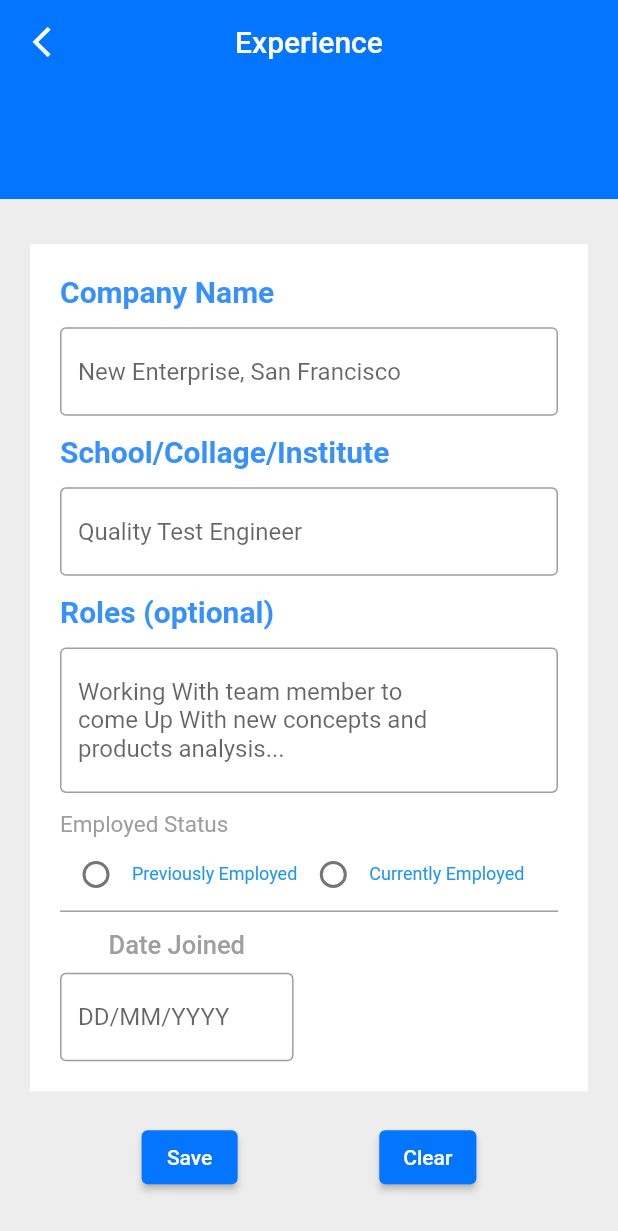
After one commit to janvivekariya/resumebuilder, a Flutter app: the Experience_Screen screen opened by its route, on a phone screen of 412 x 824 dp. The commit adds this screen. Shown: the top 1231 px of the screen. Run offline on Flutter 3.47's test engine with Material 2 defaults, Android fonts, the phone set to English and light mode, and no system bars; our stand-ins replace flutter_screenutil, get, image_picker.

Commit message:
new commit

```diff
--- a/lib/Controller/VariableController/VariableController.dart
+++ b/lib/Controller/VariableController/VariableController.dart
@@ -22,8 +22,19 @@ class VariableController extends GetxController {
   bool gujratiCheckBox = false;
   String? nationality;
 
-   String? course;
-   String? collage;
-   String? marks;
-   String? passYear;
+  String? course;
+  String? collage;
+  String? marks;
+  String? passYear;
+
+  String? experienceCompanyName;
+  String? experienceCollage;
+  String? experienceRole;
+  String? experienceEmployedStatus;
+  String? experienceJoinDate;
+  String? experienceExitDate;
+
+  List technicalSkills = [];
+  List interestHobbies = [];
+  List achievement = [];
 }
--- a/lib/Routes/Route.dart
+++ b/lib/Routes/Route.dart
@@ -1,9 +1,11 @@
 import 'package:flutter/material.dart';
 import 'package:resumebuilder/Screens/Carrier_Onjective_Screen/Carrier_Objective_Screen.dart';
 import 'package:resumebuilder/Screens/Contact_Info_Screen/Contact_Info_Screen.dart';
+import 'package:resumebuilder/Screens/Experience_Screen/Experience_Screen.dart';
 import 'package:resumebuilder/Screens/Home_Screen/Home_Screen.dart';
 import 'package:resumebuilder/Screens/Option_Screen/Option_Screen.dart';
 import 'package:resumebuilder/Screens/Personal_Details_Screen/Personal_Detail_Screen.dart';
+import 'package:resumebuilder/Screens/Technical_Skill_Screen/Technical_Skills_Screen.dart';
 
 
 class Routes {
@@ -39,6 +41,18 @@ class Routes {
           builder: (context) => Personal_Detail_Screen(),
         );
 
+      case Experience_Screen.RouteName:
+        return MaterialPageRoute(
+          settings: settings,
+          builder: (context) => Experience_Screen(),
+        );
+
+      case Technical_Skills_Screen.RouteName:
+        return MaterialPageRoute(
+          settings: settings,
+          builder: (context) => Technical_Skills_Screen(),
+        );
+
       default:
         return MaterialPageRoute(
           settings: settings,
--- /dev/null
+++ b/lib/Screens/Experience_Screen/Experience_Screen.dart
@@ -0,0 +1,329 @@
+import 'package:flutter/material.dart';
+import 'package:get/get.dart';
+import 'package:resumebuilder/Controller/VariableController/VariableController.dart';
+import 'package:resumebuilder/Widget/backButton.dart';
+
+class Experience_Screen extends StatefulWidget {
+  final String? title;
+  const Experience_Screen({Key? key, this.title}) : super(key: key);
+  static const String RouteName = "/experience";
+
+  @override
+  State<Experience_Screen> createState() => _Experience_ScreenState();
+}
+
+class _Experience_ScreenState extends State<Experience_Screen> {
+  Color MyColor = const Color(0xff0475FF);
+  var MyTextStyle = TextStyle(
+    fontSize: 20,
+    fontWeight: FontWeight.bold,
+    color: const Color(0xff0475FF).withOpacity(0.8),
+  );
+
+  final GlobalKey<FormState> experienceFormKey = GlobalKey<FormState>();
+
+  final TextEditingController companyNameController = TextEditingController();
+  final TextEditingController experienceCollageController =
+      TextEditingController();
+  final TextEditingController roleController = TextEditingController();
+  final TextEditingController joinDateController = TextEditingController();
+  final TextEditingController exitDateController = TextEditingController();
+  @override
+  Widget build(BuildContext context) {
+    double _width = MediaQuery.of(context).size.width;
+    double _height = MediaQuery.of(context).size.height;
+    return GetBuilder(
+      init: VariableController(),
+      builder: (variablecontroller) {
+        return Scaffold(
+          appBar: AppBar(
+            leading: backButton(context),
+            backgroundColor: MyColor,
+            title: const Text("Experience"),
+            centerTitle: true,
+            elevation: 0,
+          ),
+          body: Column(
+            children: [
+              Expanded(
+                flex: 2,
+                child: Container(
+                  width: _width,
+                  alignment: const Alignment(0, 0.5),
+                  color: MyColor,
+                ),
+              ),
+              Expanded(
+                flex: 18,
+                child: Container(
+                  color: const Color(0xffEDEDED),
+                  child: SingleChildScrollView(
+                    physics: const BouncingScrollPhysics(),
+                    child: Column(
+                      children: [
+                        Container(
+                          color: Colors.white,
+                          margin: const EdgeInsets.only(
+                              top: 30, bottom: 20, right: 20, left: 20),
+                          padding: const EdgeInsets.all(20),
+                          child: Form(
+                            key: experienceFormKey,
+                            child: Column(
+                              crossAxisAlignment: CrossAxisAlignment.start,
+                              children: [
+                                Text("Company Name", style: MyTextStyle),
+                                SizedBox(height: _height * 0.015),
+                                TextFormField(
+                                  validator: (val) {
+                                    if (val!.isEmpty) {
+                                      return "Enter your Company Name First...";
+                                    }
+                                    return null;
+                                  },
+                                  onSaved: (val) {
+                                    setState(() {
+                                      variablecontroller.experienceCompanyName = val;
+                                    });
+                                  },
+                                  controller: companyNameController,
+                                  decoration: const InputDecoration(
+                                    hintText: "New Enterprise, San Francisco",
+                                    border: OutlineInputBorder(),
+                                  ),
+                                ),
+                                SizedBox(height: _height * 0.015),
+                                Text("School/Collage/Institute",
+                                    style: MyTextStyle),
+                                SizedBox(height: _height * 0.015),
+                                TextFormField(
+                                  validator: (val) {
+                                    if (val!.isEmpty) {
+                                      return "Enter your School/Collage/Institute First...";
+                                    }
+                                    return null;
+                                  },
+                                  onSaved: (val) {
+                                    setState(() {
+                                      variablecontroller.experienceCollage = val;
+                                    });
+                                  },
+                                  controller: experienceCollageController,
+                                  decoration: const InputDecoration(
+                                    hintText: "Quality Test Engineer",
+                                    border: OutlineInputBorder(),
+                                  ),
+                                ),
+                                SizedBox(height: _height * 0.015),
+                                Text("Roles (optional)", style: MyTextStyle),
+                                SizedBox(height: _height * 0.015),
+                                TextFormField(
+                                  onSaved: (val) {
+                                    setState(() {
+                                      variablecontroller.experienceRole = val;
+                                    });
+                                  },
+                                  maxLines: 3,
+                                  controller: roleController,
+                                  decoration: const InputDecoration(
+                                    hintText:
+                                        "Working With team member to\ncome Up With new concepts and\nproducts analysis...",
+                                    border: OutlineInputBorder(),
+                                  ),
+                                ),
+                                SizedBox(height: _height * 0.015),
+                                const Text(
+                                  "Employed Status",
+                                  style:
+                                      TextStyle(fontSize: 15, color: Colors.grey),
+                                ),
+                                // Employed Status Radio Button
+                                SingleChildScrollView(
+                                  scrollDirection: Axis.horizontal,
+                                  child: Row(
+                                    children: [
+                                      Row(
+                                        children: [
+                                          Radio(
+                                            value: "Previously Employed",
+                                            groupValue:
+                                            variablecontroller.experienceEmployedStatus,
+                                            onChanged: (val) {
+                                              setState(() {
+                                                variablecontroller.experienceEmployedStatus =
+                                                    val.toString();
+                                              });
+                                            },
+                                          ),
+                                          const Text(
+                                            "Previously Employed",
+                                            style: TextStyle(
+                                              color: Colors.blue,
+                                              fontSize: 12,
+                                            ),
+                                          )
+                                        ],
+                                      ),
+                                      Row(
+                                        children: [
+                                          Radio(
+                                            value: "Currently Employed",
+                                            groupValue:
+                                            variablecontroller.experienceEmployedStatus,
+                                            onChanged: (val) {
+                                              setState(() {
+                                                variablecontroller.experienceEmployedStatus =
+                                                    val.toString();
+                                              });
+                                            },
+                                          ),
+                                          const Text(
+                                            "Currently Employed",
+                                            style: TextStyle(
+                                              color: Colors.blue,
+                                              fontSize: 12,
+                                            ),
+                                          )
+                                        ],
+                                      ),
+                                    ],
+                                  ),
+                                ),
+                                Container(color: Colors.grey, height: 1),
+                                //Join Date Exit Date
+                                SizedBox(height: _height * 0.015),
+                                Row(
+                                  children: [
+                                    // join Date
+                                    Expanded(
+                                      child: Column(
+                                        children: [
+                                          const Text(
+                                            "Date Joined",
+                                            style: TextStyle(
+                                              color: Colors.grey,
+                                              fontSize: 17,
+                                              fontWeight: FontWeight.w500,
+                                            ),
+                                          ),
+                                          SizedBox(height: _height * 0.01),
+                                          TextFormField(
+                                            validator: (val) {
+                                              if (val!.isEmpty) {
+                                                return "Enter your Join Date First...";
+                                              }
+                                              return null;
+                                            },
+                                            onSaved: (val) {
+                                              setState(() {
+                                                variablecontroller.experienceJoinDate = val;
+                                              });
+                                            },
+                                            keyboardType: TextInputType.datetime,
+                                            controller: joinDateController,
+                                            decoration: const InputDecoration(
+                                              hintText: "DD/MM/YYYY",
+                                              alignLabelWithHint: true,
+                                              border: OutlineInputBorder(),
+                                            ),
+                                          ),
+                                        ],
+                                      ),
+                                    ),
+                                    SizedBox(width: _width * 0.05),
+                                    // Exit Date
+                                    Expanded(
+                                      child: (variablecontroller.experienceEmployedStatus ==
+                                              "Previously Employed")
+                                          ? Column(
+                                              children: [
+                                                const Text(
+                                                  "Exit Joined",
+                                                  style: TextStyle(
+                                                    color: Colors.grey,
+                                                    fontSize: 17,
+                                                    fontWeight: FontWeight.w500,
+                                                  ),
+                                                ),
+                                                SizedBox(height: _height * 0.01),
+                                                TextFormField(
+                                                  validator: (val) {
+                                                    if (val!.isEmpty) {
+                                                      return "Enter your Exit Date First...";
+                                                    }
+                                                    return null;
+                                                  },
+                                                  onSaved: (val) {
+                                                    setState(() {
+                                                      variablecontroller.experienceExitDate =
+                                                          val;
+                                                    });
+                                                  },
+                                                  keyboardType:
+                                                      TextInputType.datetime,
+                                                  controller: exitDateController,
+                                                  decoration: const InputDecoration(
+                                                    hintText: "DD/MM/YYYY",
+                                                    alignLabelWithHint: true,
+                                                    border: OutlineInputBorder(),
+                                                  ),
+                                                ),
+                                              ],
+                                            )
+                                          : Container(),
+                                    ),
+                                  ],
+                                )
+                              ],
+                            ),
+                          ),
+                        ),
+
+                        //Save And Clear Button
+                        Row(
+                          mainAxisAlignment: MainAxisAlignment.spaceEvenly,
+                          children: [
+                            ElevatedButton(
+                              onPressed: () {
+                                if (experienceFormKey.currentState!.validate()) {
+                                  experienceFormKey.currentState!.save();
+
+                                  setState(() => Navigator.of(context).pop());
+                                }
+                              },
+                              style: ElevatedButton.styleFrom(
+                                primary: MyColor,
+                              ),
+                              child: const Text("Save"),
+                            ),
+                            ElevatedButton(
+                              onPressed: () {
+                                experienceFormKey.currentState!.reset();
+
+                                companyNameController.clear();
+                                experienceCollageController.clear();
+                                roleController.clear();
+                                setState(() {
+                                  variablecontroller.experienceCompanyName = null;
+                                  variablecontroller.experienceCollage = null;
+                                  variablecontroller.experienceRole = null;
+                                });
+                              },
+                              style: ElevatedButton.styleFrom(
+                                primary: MyColor,
+                              ),
+                              child: const Text("Clear"),
+                            ),
+                          ],
+                        ),
+                      ],
+                    ),
+                  ),
+                ),
+              ),
+            ],
+          ),
+        );
+      }
+    );
+  }
+}
```
Also changed, not shown: lib/Controller/OptionScreenController/OptionScreenController.dart (+10 -5 lines), lib/Screens/Technical_Skill_Screen/Technical_Skills_Screen.dart (added, +153 -0 lines).
